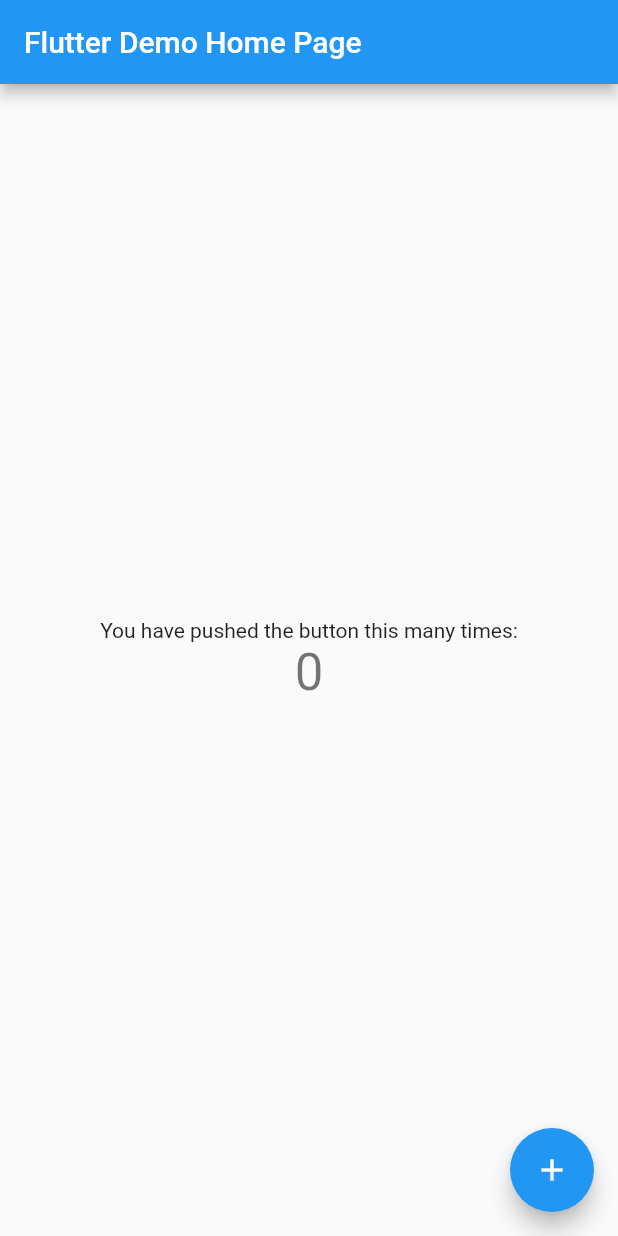
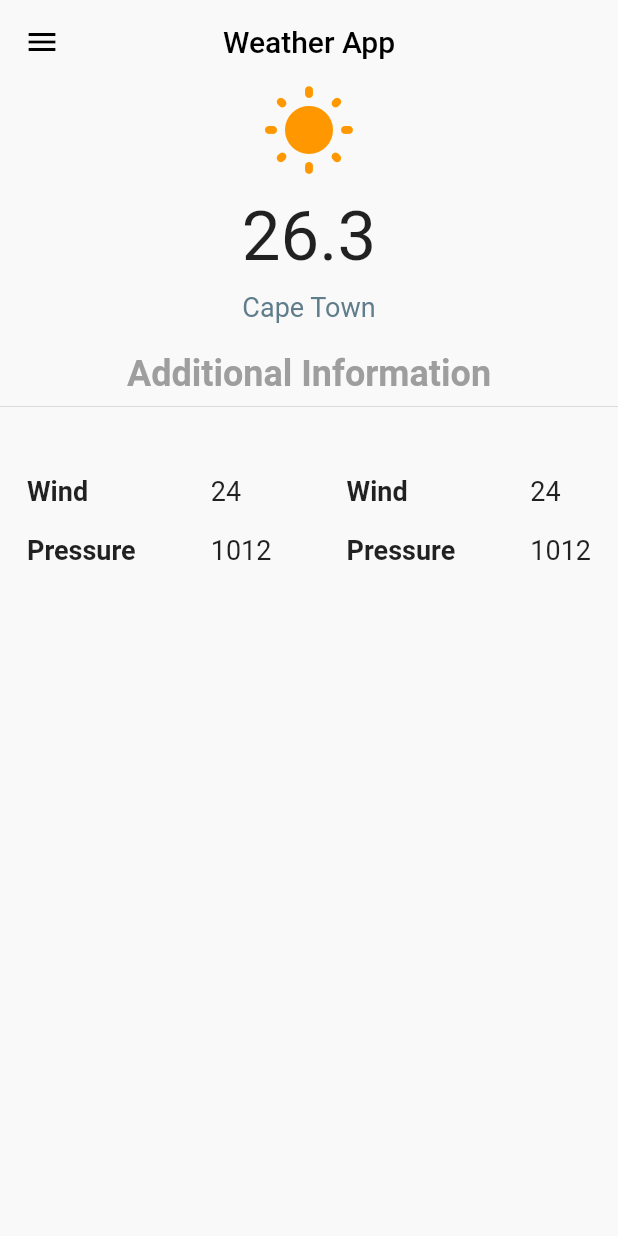
Before and after one commit to Caleb1418/weather-app-complete, a Flutter app: the screen it shows after launch, on a phone screen of 412 x 824 dp. Run offline on Flutter 3.47's test engine with Material 2 defaults, Android fonts, the phone set to English and light mode, and no system bars.

Commit message:
design of additional info and current weather

```diff
--- a/lib/main.dart
+++ b/lib/main.dart
@@ -1,4 +1,6 @@
 import 'package:flutter/material.dart';
+import 'package:weather_app/views/additional_information.dart';
+import 'package:weather_app/views/current_weather.dart';
 
 void main() {
   runApp(const MyApp());
@@ -7,109 +9,61 @@ void main() {
 class MyApp extends StatelessWidget {
   const MyApp({super.key});
 
-  // This widget is the root of your application.
   @override
   Widget build(BuildContext context) {
     return MaterialApp(
-      title: 'Flutter Demo',
-      theme: ThemeData(
-        // This is the theme of your application.
-        //
-        // Try running your application with "flutter run". You'll see the
-        // application has a blue toolbar. Then, without quitting the app, try
-        // changing the primarySwatch below to Colors.green and then invoke
-        // "hot reload" (press "r" in the console where you ran "flutter run",
-        // or simply save your changes to "hot reload" in a Flutter IDE).
-        // Notice that the counter didn't reset back to zero; the application
-        // is not restarted.
-        primarySwatch: Colors.blue,
-      ),
-      home: const MyHomePage(title: 'Flutter Demo Home Page'),
+      home: _HomePageState(),
     );
   }
 }
 
-class MyHomePage extends StatefulWidget {
-  const MyHomePage({super.key, required this.title});
-
-  // This widget is the home page of your application. It is stateful, meaning
-  // that it has a State object (defined below) that contains fields that affect
-  // how it looks.
-
-  // This class is the configuration for the state. It holds the values (in this
-  // case the title) provided by the parent (in this case the App widget) and
-  // used by the build method of the State. Fields in a Widget subclass are
-  // always marked "final".
-
-  final String title;
+class _HomePageState extends StatefulWidget {
+  const _HomePageState({super.key});
 
   @override
-  State<MyHomePage> createState() => _MyHomePageState();
+  State<_HomePageState> createState() => __HomePageStateState();
 }
 
-class _MyHomePageState extends State<MyHomePage> {
-  int _counter = 0;
-
-  void _incrementCounter() {
-    setState(() {
-      // This call to setState tells the Flutter framework that something has
-      // changed in this State, which causes it to rerun the build method below
-      // so that the display can reflect the updated values. If we changed
-      // _counter without calling setState(), then the build method would not be
-      // called again, and so nothing would appear to happen.
-      _counter++;
-    });
-  }
-
+class __HomePageStateState extends State<_HomePageState> {
   @override
   Widget build(BuildContext context) {
-    // This method is rerun every time setState is called, for instance as done
-    // by the _incrementCounter method above.
-    //
-    // The Flutter framework has been optimized to make rerunning build methods
-    // fast, so that you can just rebuild anything that needs updating rather
-    // than having to individually change instances of widgets.
     return Scaffold(
+      backgroundColor: Color(0xFFf9F9F9),
       appBar: AppBar(
-        // Here we take the value from the MyHomePage object that was created by
-        // the App.build method, and use it to set our appbar title.
-        title: Text(widget.title),
-      ),
-      body: Center(
-        // Center is a layout widget. It takes a single child and positions it
-        // in the middle of the parent.
-        child: Column(
-          // Column is also a layout widget. It takes a list of children and
-          // arranges them vertically. By default, it sizes itself to fit its
-          // children horizontally, and tries to be as tall as its parent.
-          //
-          // Invoke "debug painting" (press "p" in the console, choose the
-          // "Toggle Debug Paint" action from the Flutter Inspector in Android
-          // Studio, or the "Toggle Debug Paint" command in Visual Studio Code)
-          // to see the wireframe for each widget.
-          //
-          // Column has various properties to control how it sizes itself and
-          // how it positions its children. Here we use mainAxisAlignment to
-          // center the children vertically; the main axis here is the vertical
-          // axis because Columns are vertical (the cross axis would be
-          // horizontal).
-          mainAxisAlignment: MainAxisAlignment.center,
-          children: <Widget>[
-            const Text(
-              'You have pushed the button this many times:',
-            ),
-            Text(
-              '$_counter',
-              style: Theme.of(context).textTheme.headline4,
-            ),
-          ],
+        backgroundColor: Color(0xFFf9F9F9),
+        elevation: 0.0,
+        title: Text(
+          "Weather App",
+          style: TextStyle(color: Colors.black),
+        ),
+        centerTitle: true,
+        leading: IconButton(
+          onPressed: () {},
+          icon: Icon(Icons.menu),
+          color: Colors.black,
         ),
       ),
-      floatingActionButton: FloatingActionButton(
-        onPressed: _incrementCounter,
-        tooltip: 'Increment',
-        child: const Icon(Icons.add),
-      ), // This trailing comma makes auto-formatting nicer for build methods.
+      body: Column(
+        crossAxisAlignment: CrossAxisAlignment.center,
+        children: [
+          currentWeather(Icons.wb_sunny_rounded, "26.3", "Cape Town"),
+          SizedBox(
+            height: 20.0,
+          ),
+          Text(
+            "Additional Information",
+            style: TextStyle(
+                fontSize: 24.0,
+                color: Colors.grey,
+                fontWeight: FontWeight.bold),
+          ),
+          Divider(),
+          SizedBox(
+            height: 20.0,
+          ),
+          additionalInformation("24", "2", "1012", "24.6")
+        ],
+      ),
     );
   }
 }
--- /dev/null
+++ b/lib/views/additional_information.dart
@@ -0,0 +1,92 @@
+import 'package:flutter/material.dart';
+
+TextStyle titleFont = TextStyle(fontWeight: FontWeight.w600, fontSize: 18.0);
+TextStyle infoFont = TextStyle(fontWeight: FontWeight.w400, fontSize: 18.0);
+
+Widget additionalInformation(
+    String wind, String humidity, String pressure, String feels_like) {
+  return Container(
+    width: double.infinity,
+    padding: EdgeInsets.all(18.0),
+    child: Column(
+      mainAxisAlignment: MainAxisAlignment.center,
+      crossAxisAlignment: CrossAxisAlignment.center,
+      children: [
+        Row(
+          mainAxisAlignment: MainAxisAlignment.spaceBetween,
+          crossAxisAlignment: CrossAxisAlignment.center,
+          children: [
+            Column(
+              mainAxisAlignment: MainAxisAlignment.start,
+              crossAxisAlignment: CrossAxisAlignment.start,
+              children: [
+                Text(
+                  "Wind",
+                  style: titleFont,
+                ),
+                SizedBox(
+                  height: 18.0,
+                ),
+                Text(
+                  "Pressure",
+                  style: titleFont,
+                ),
+              ],
+            ),
+            Column(
+              mainAxisAlignment: MainAxisAlignment.start,
+              crossAxisAlignment: CrossAxisAlignment.start,
+              children: [
+                Text(
+                  "$wind",
+                  style: infoFont,
+                ),
+                SizedBox(
+                  height: 18.0,
+                ),
+                Text(
+                  "$pressure",
+                  style: infoFont,
+                )
+              ],
+            ),
+            Column(
+              mainAxisAlignment: MainAxisAlignment.start,
+              crossAxisAlignment: CrossAxisAlignment.start,
+              children: [
+                Text(
+                  "Wind",
+                  style: titleFont,
+                ),
+                SizedBox(
+                  height: 18.0,
+                ),
+                Text(
+                  "Pressure",
+                  style: titleFont,
+                ),
+              ],
+            ),
+            Column(
+              mainAxisAlignment: MainAxisAlignment.start,
+              crossAxisAlignment: CrossAxisAlignment.start,
+              children: [
+                Text(
+                  "$wind",
+                  style: infoFont,
+                ),
+                SizedBox(
+                  height: 18.0,
+                ),
+                Text(
+                  "$pressure",
+                  style: infoFont,
+                )
+              ],
+            ),
+          ],
+        )
+      ],
+    ),
+  );
+}
--- /dev/null
+++ b/lib/views/current_weather.dart
@@ -0,0 +1,31 @@
+import 'package:flutter/material.dart';
+
+Widget currentWeather(IconData icon, String temp, String location) {
+  return Center(
+    child: Column(
+      crossAxisAlignment: CrossAxisAlignment.center,
+      mainAxisAlignment: MainAxisAlignment.center,
+      children: [
+        Icon(
+          icon,
+          color: Colors.orange,
+          size: 64.0,
+        ),
+        SizedBox(
+          height: 10.0,
+        ),
+        Text(
+          "$temp",
+          style: TextStyle(
+            fontSize: 46.0,
+          ),
+        ),
+        SizedBox(height: 10.0),
+        Text(
+          "$location",
+          style: TextStyle(fontSize: 18.0, color: Colors.blueGrey),
+        ),
+      ],
+    ),
+  );
+}
```
